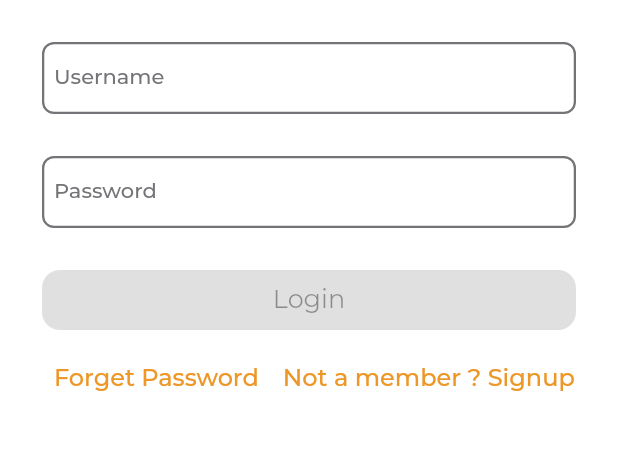
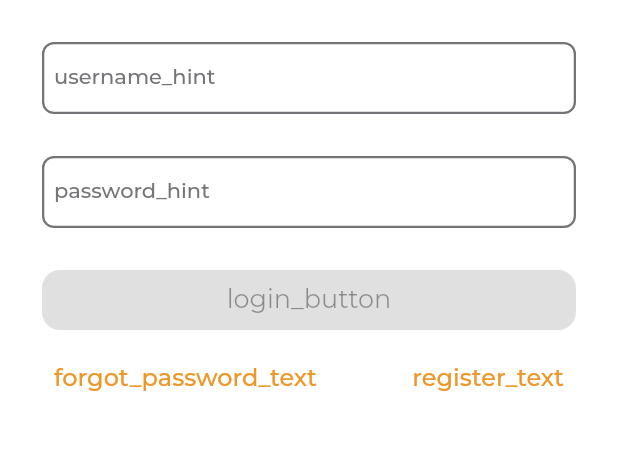
Before and after one commit to MK-Programer/tut_app, a Flutter app: the LoginView screen opened by its route, on a phone screen of 412 x 824 dp, the part 486-936 px from its top. Run offline on Flutter 3.47's test engine with Material 2 defaults, Android fonts, the phone set to English and light mode, and no system bars; our stand-ins replace carousel_slider, country_code_picker, dartz, dio, flutter_svg, freezed_annotation and 9 more; missing offline and left inert: dart:ffi; accounts and stored records are empty; generated files the repository leaves out were written again; project files that could hold a hidden picture were left out.

Commit message:
updating application strings

```diff
--- a/assets/translations/ar-SA.json
+++ b/assets/translations/ar-SA.json
@@ -54,6 +54,13 @@
   "contact_us": "اتصل بنا",
   "invite_your_friends": "قم بدعوة أصدقائك",
   "logout": "تسجيل الخروج",
-  "reset_password": "اعاده تعيين كلمه السر"
-
+  "reset_password": "اعاده تعيين كلمه السر",
+  "username_error": "الرجاء إدخال اسم المستخدم الخاص بك" ,
+  "خطأ_كلمة المرور": "الرجاء إدخال كلمة المرور" ,
+  "email_error": "تنسيق البريد الإلكتروني خاطئ" ,
+  "username_hint_message": "يجب ألا يقل اسم المستخدم عن 8 أحرف",
+  "mobile_number_hint_message": "يجب ألا يقل رقم الجوال عن 10 أرقام",
+  "password_hint_message": "يجب أن تكون كلمة المرور 6 أحرف على الأقل" ,
+  "photo_from_gallery": "صورة من الجاليري",
+  "photo_from_camera": "صورة من الكاميرا"
 }
--- a/assets/translations/en-US.json
+++ b/assets/translations/en-US.json
@@ -1,5 +1,5 @@
 {
-  "no_route_found": "No Route found",
+  "no_route_found": "No Route Found",
   "on_boarding_title1": "SEE THE BEST COURSE #1",
   "on_boarding_title2": "SEE THE BEST COURSE #2",
   "on_boarding_title3": "SEE THE BEST COURSE #3",
@@ -55,5 +55,13 @@
   "contact_us": "Contact Us",
   "invite_your_friends": "Invite Your Friends",
   "logout": "Logout",
-  "reset_password": "Reset Password"
+  "reset_password": "Reset Password",
+  "username_error": "Please enter your userName",
+  "password_error": "Please enter your Password",
+  "email_error": "Email format is wrong",
+  "username_hint_message": "User name should be at least 8 chars",
+  "mobile_number_hint_message": "Mobile should be at least 10 digits",
+  "password_hint_message": "Password should be at least 6 chars",
+  "photo_from_gallery": "Photo from galley",
+  "photo_from_camera": "Photo from camera"
 }
--- a/lib/presentation/register/view/register_view.dart
+++ b/lib/presentation/register/view/register_view.dart
@@ -399,7 +399,7 @@ class _RegisterViewState extends State<RegisterView> {
         children: [
           const Flexible(
             child: Text(
-              AppStrings.profilePricture,
+              AppStrings.profilePicture,
             ),
           ),
           Flexible(
--- a/lib/presentation/resources/string_manager.dart
+++ b/lib/presentation/resources/string_manager.dart
@@ -1,63 +1,51 @@
 class AppStrings {
-  static const noRouteFound = 'No Route Found';
-  static const onBoardingTitle1 = 'SEE THE BEST COURSE #1';
-  static const onBoardingTitle2 = 'SEE THE BEST COURSE #2';
-  static const onBoardingTitle3 = 'SEE THE BEST COURSE #3';
-  static const onBoardingTitle4 = 'SEE THE BEST COURSE #4';
+  static const noRouteFound = "noRouteFound";
+  static const onBoardingTitle1 = "on_boarding_title1";
+  static const onBoardingTitle2 = "on_boarding_title2";
+  static const onBoardingTitle3 = "on_boarding_title3";
+  static const onBoardingTitle4 = "on_boarding_title4";
 
-  static const onBoardingSubTitle1 =
-      'Tut app is an awesome flutter application using clean architecture #1';
-  static const onBoardingSubTitle2 =
-      'Tut app is an awesome flutter application using clean architecture #2';
-  static const onBoardingSubTitle3 =
-      'Tut app is an awesome flutter application using clean architecture #3';
-  static const onBoardingSubTitle4 =
-      'Tut app is an awesome flutter application using clean architecture #4';
-
-  static const skip = 'Skip';
-
-  static const userName = "Username";
-  static const password = "Password";
-  static const login = "Login";
-  static const forgetPassword = "Forget Password";
-  static const registerText = "Not a member ? Signup";
-  static const userNameError = "Please enter your user name";
-  static const passwordError = "Please enter your password";
-
-  static const loading = "Loading...";
-  static const retryAgain = "Retry again";
+  static const onBoardingSubTitle1 = "on_boarding_desc1";
+  static const onBoardingSubTitle2 = "on_boarding_desc2";
+  static const onBoardingSubTitle3 = "on_boarding_desc3";
+  static const onBoardingSubTitle4 = "on_boarding_desc4";
+  static const skip = "skip";
+  static const userName = "username_hint";
+  static const password = "password_hint";
+  static const userNameError = "username_error";
+  static const passwordError = "password_error";
+  static const login = "login_button";
+  static const forgetPassword = "forgot_password_text";
+  static const registerText = "register_text";
+  static const loading = "loading";
+  static const retryAgain = "retry_again";
   static const ok = "ok";
-
-  static const String emailHint = 'Email';
-  static const String invalidEmail = "Email format is wrong";
-  static const String resetPassword = "Reset Password";
-
-  static const String success = "Success";
-
-  static const String userNameInvalid = "User name should be at least 8 chars";
-  static const String mobileNumberInvalid =
-      "Mobile number should be at least 10 digits";
-  static const String passwordInvalid = "Password should be at least 6 chars.";
-  static const String alreadyHaveAccount = "Already have an account ? Login";
-  static const String register = "Register";
-  static const String mobileNumber = "Mobile Number";
-  static const String profilePricture = "Profile Picture";
-  static const String photoGallery = "Photo From Gallery";
-  static const String photoCamera = "Photo From Camera";
-  static const String home = "Home";
-  static const String notifications = "Notifications";
-  static const String search = "Search";
-  static const String settings = "Settings";
-  static const String services = "Services";
-  static const String stores = "Stores";
-  static const String storeDetails = "Store Details";
-  static const String details = "Details";
+  static const String emailHint = 'email_hint';
+  static const String invalidEmail = "email_error";
+  static const String resetPassword = "reset_password";
+  static const String success = "success";
+  static const String userNameInvalid = "username_hint_message";
+  static const String mobileNumberInvalid = "mobile_number_hint_message";
+  static const String passwordInvalid = "password_hint_message";
+  static const String alreadyHaveAccount = "already_have_account";
+  static const register = "register";
+  static const mobileNumber = "mobile_number_hint";
+  static const profilePicture = "upload_profile_picture";
+  static const photoGallery = "photo_from_gallery";
+  static const photoCamera = "photo_from_camera";
+  static const home = "home";
+  static const notifications = "notification";
+  static const search = "search";
+  static const settings = "settings";
+  static const services = "services";
+  static const stores = "stores";
+  static const String details = "details";
   static const String about = "about";
-
-  static const String changeLanguage = "Change Language";
-  static const String contactUs = "Contact Us";
-  static const String inviteYourFriends = "Invite Your Friends";
-  static const String logout = "Logout";
+  static const String storeDetails = "store_details";
+  static const String changeLanguage = "change_language";
+  static const String contactUs = "contact_us";
+  static const String inviteYourFriends = "invite_your_friends";
+  static const String logout = "logout";
 
   // error handler
   static const String badRequestError = "bad_request_error";
```
